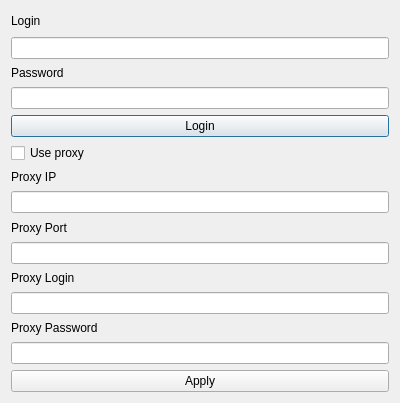
Old version of the form secondwindow.ui in the repository Anestesia/qShows.
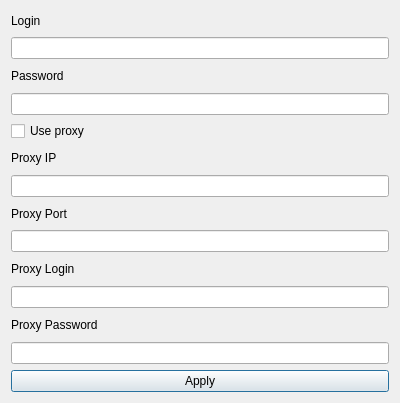
New version of the form.

Diff of the .ui file:
```diff
--- a/secondwindow.ui
+++ b/secondwindow.ui
@@ -14,6 +14,64 @@
    <string>Dialog</string>
   </property>
   <layout class="QGridLayout" name="gridLayout">
+   <item row="10" column="0">
+    <widget class="QLineEdit" name="lineEdit_3"/>
+   </item>
+   <item row="1" column="0">
+    <widget class="QLineEdit" name="lineEdit"/>
+   </item>
+   <item row="8" column="0">
+    <widget class="QLineEdit" name="lineEdit_5">
+     <property name="text">
+      <string/>
+     </property>
+    </widget>
+   </item>
+   <item row="13" column="0">
+    <widget class="QPushButton" name="pushButton">
+     <property name="text">
+      <string>Apply</string>
+     </property>
+    </widget>
+   </item>
+   <item row="5" column="0">
+    <widget class="QLabel" name="label_3">
+     <property name="text">
+      <string>Proxy IP</string>
+     </property>
+    </widget>
+   </item>
+   <item row="6" column="0">
+    <widget class="QLineEdit" name="lineEdit_4">
+     <property name="text">
+      <string/>
+     </property>
+    </widget>
+   </item>
+   <item row="9" column="0">
+    <widget class="QLabel" name="label_5">
+     <property name="text">
+      <string>Proxy Login</string>
+     </property>
+    </widget>
+   </item>
+   <item row="12" column="0">
+    <widget class="QLineEdit" name="lineEdit_6">
+     <property name="text">
+      <string/>
+     </property>
+    </widget>
+   </item>
+   <item row="3" column="0">
+    <widget class="QLineEdit" name="lineEdit_2"/>
+   </item>
+   <item row="7" column="0">
+    <widget class="QLabel" name="label_4">
+     <property name="text">
+      <string>Proxy Port</string>
+     </property>
+    </widget>
+   </item>
    <item row="2" column="0">
     <widget class="QLabel" name="label_2">
      <property name="text">
@@ -40,7 +98,7 @@
      </property>
     </widget>
    </item>
-   <item row="5" column="0">
+   <item row="4" column="0">
     <widget class="QCheckBox" name="checkBox">
      <property name="text">
       <string>Use proxy</string>
@@ -48,71 +106,6 @@
     </widget>
    </item>
    <item row="11" column="0">
-    <widget class="QLineEdit" name="lineEdit_3"/>
-   </item>
-   <item row="1" column="0">
-    <widget class="QLineEdit" name="lineEdit"/>
-   </item>
-   <item row="3" column="0">
-    <widget class="QLineEdit" name="lineEdit_2"/>
-   </item>
-   <item row="4" column="0">
-    <widget class="QPushButton" name="pushButton_2">
-     <property name="text">
-      <string>Login</string>
-     </property>
-    </widget>
-   </item>
-   <item row="8" column="0">
-    <widget class="QLabel" name="label_4">
-     <property name="text">
-      <string>Proxy Port</string>
-     </property>
-    </widget>
-   </item>
-   <item row="7" column="0">
-    <widget class="QLineEdit" name="lineEdit_4">
-     <property name="text">
-      <string/>
-     </property>
-    </widget>
-   </item>
-   <item row="10" column="0">
-    <widget class="QLabel" name="label_5">
-     <property name="text">
-      <string>Proxy Login</string>
-     </property>
-    </widget>
-   </item>
-   <item row="13" column="0">
-    <widget class="QLineEdit" name="lineEdit_6">
-     <property name="text">
-      <string/>
-     </property>
-    </widget>
-   </item>
-   <item row="9" column="0">
-    <widget class="QLineEdit" name="lineEdit_5">
-     <property name="text">
-      <string/>
-     </property>
-    </widget>
-   </item>
-   <item row="14" column="0">
-    <widget class="QPushButton" name="pushButton">
-     <property name="text">
-      <string>Apply</string>
-     </property>
-    </widget>
-   </item>
-   <item row="6" column="0">
-    <widget class="QLabel" name="label_3">
-     <property name="text">
-      <string>Proxy IP</string>
-     </property>
-    </widget>
-   </item>
-   <item row="12" column="0">
     <widget class="QLabel" name="label_6">
      <property name="text">
       <string>Proxy Password</string>
```
